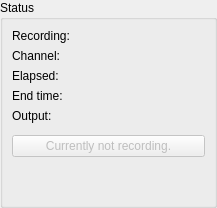
ntadej/tano, file src/ui/recorder/RecorderInfoWidget.ui: the form before one commit.
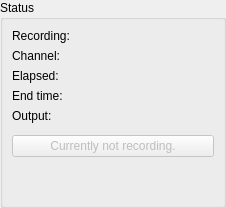
The form after the commit. Icons and pictures are not drawn. Custom widgets are drawn as their Qt base class.

Diff of the .ui file:
```diff
--- a/src/ui/recorder/RecorderInfoWidget.ui
+++ b/src/ui/recorder/RecorderInfoWidget.ui
@@ -6,7 +6,7 @@
    <rect>
     <x>0</x>
     <y>0</y>
-    <width>217</width>
+    <width>226</width>
     <height>208</height>
    </rect>
   </property>
```
Left out of the diff: 28 changed lines with no effect on the pictures.
